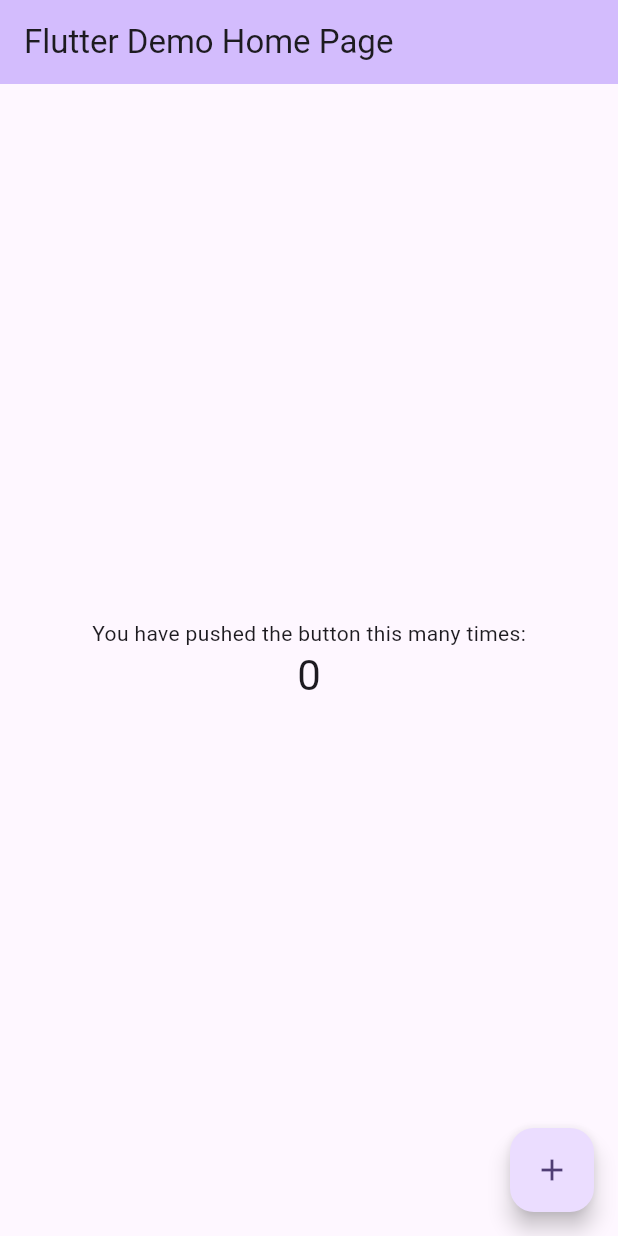
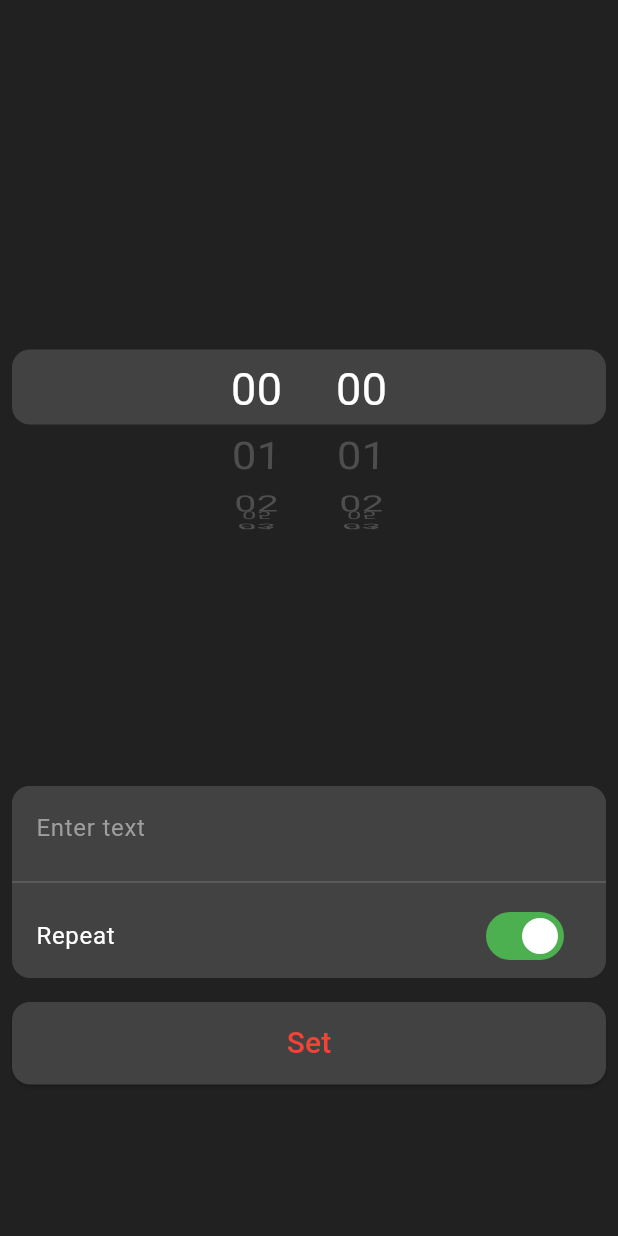
Before and after one commit to phucnn1707/reminder_app, a Flutter app: the screen it shows after launch, on a phone screen of 412 x 824 dp. Run offline on Flutter 3.47's test engine with Material 3 defaults, Android fonts, the phone set to English and light mode, and no system bars.

Commit message:
simple ui

```diff
--- /dev/null
+++ b/lib/homepage.dart
@@ -0,0 +1,200 @@
+// ignore_for_file: prefer_const_constructors
+
+import 'package:flutter/material.dart';
+import 'hours.dart';
+import 'minutes.dart';
+
+class HomePage extends StatefulWidget {
+  const HomePage({Key? key}) : super(key: key);
+
+  @override
+  _HomePageState createState() => _HomePageState();
+}
+
+class _HomePageState extends State<HomePage> {
+  late FixedExtentScrollController _hoursController;
+  late FixedExtentScrollController _minutesController;
+  int _currentHourIndex = 0;
+  int _currentMinuteIndex = 0;
+  bool isSnoozeEnabled = true;
+
+  @override
+  void initState() {
+    super.initState();
+    // Initialize controllers
+    _hoursController = FixedExtentScrollController();
+    _minutesController = FixedExtentScrollController();
+
+    // Add listeners to track the selected item index
+    _hoursController.addListener(() {
+      setState(() {
+        _currentHourIndex = _hoursController.selectedItem;
+      });
+    });
+
+    _minutesController.addListener(() {
+      setState(() {
+        _currentMinuteIndex = _minutesController.selectedItem;
+      });
+    });
+  }
+
+  @override
+  Widget build(BuildContext context) {
+    return Scaffold(
+      backgroundColor: Colors.grey[900],
+      body: Column(
+        children: [
+          Padding(
+            padding: const EdgeInsets.all(8.0),
+            child: Stack(
+              alignment: Alignment.center,
+              children: [
+                // Background for the focused row
+                Positioned.fill(
+                  child: Align(
+                    alignment: Alignment.center,
+                    child: Container(
+                      height: 50,
+                      decoration: BoxDecoration(
+                        color: Colors.grey[800],
+                        borderRadius:
+                            BorderRadius.circular(12), // Add border radius here
+                      ),
+                    ),
+                  ),
+                ),
+
+                Row(
+                  mainAxisAlignment: MainAxisAlignment.center,
+                  children: [
+                    // hours wheel
+                    Container(
+                      height: 500,
+                      width: 60,
+                      child: ListWheelScrollView.useDelegate(
+                        controller: _hoursController,
+                        squeeze: 1,
+                        itemExtent: 50,
+                        perspective: 0.005,
+                        diameterRatio: 0.6,
+                        overAndUnderCenterOpacity: .2,
+                        physics: FixedExtentScrollPhysics(),
+                        childDelegate: ListWheelChildBuilderDelegate(
+                          childCount: 24,
+                          builder: (context, index) {
+                            return Container(
+                              alignment: Alignment.center,
+                              color: Colors.transparent,
+                              child: MyHours(
+                                hours: index,
+                              ),
+                            );
+                          },
+                        ),
+                      ),
+                    ),
+
+                    SizedBox(
+                      width: 10,
+                    ),
+
+                    // minutes wheel
+                    Container(
+                      height: 500,
+                      width: 60,
+                      child: ListWheelScrollView.useDelegate(
+                        controller: _minutesController,
+                        squeeze: 1,
+                        itemExtent: 50,
+                        perspective: 0.005,
+                        diameterRatio: 0.6,
+                        overAndUnderCenterOpacity: .2,
+                        physics: FixedExtentScrollPhysics(),
+                        childDelegate: ListWheelChildBuilderDelegate(
+                          childCount: 60,
+                          builder: (context, index) {
+                            return Container(
+                              alignment: Alignment.center,
+                              color: Colors.transparent,
+                              child: MyMinutes(
+                                mins: index,
+                              ),
+                            );
+                          },
+                        ),
+                      ),
+                    ),
+                  ],
+                ),
+              ],
+            ),
+          ),
+          Padding(
+            padding: const EdgeInsets.all(8.0),
+            child: Container(
+              decoration: BoxDecoration(
+                color: Colors.grey[800],
+                borderRadius: BorderRadius.circular(12),
+              ),
+              child: Column(
+                children: [
+                  TextField(
+                    style: TextStyle(color: Colors.white),
+                    decoration: InputDecoration(
+                      filled: true,
+                      fillColor: Colors.grey[800],
+                      border: OutlineInputBorder(
+                        borderRadius: BorderRadius.circular(12),
+                        borderSide: BorderSide.none,
+                      ),
+                      hintText: 'Enter text',
+                      hintStyle: TextStyle(color: Colors.grey[500]),
+                    ),
+                  ),
+                  Divider(color: Colors.grey[700], thickness: 1),
+                  ListTile(
+                    title: Text("Repeat"),
+                    textColor: Colors.white,
+                    trailing: Switch(
+                      activeColor: Colors.white,
+                      activeTrackColor: Colors.green,
+                      inactiveThumbColor: Colors.white,
+                      inactiveTrackColor: Colors.grey[600],
+                      value: isSnoozeEnabled,
+                      onChanged: (bool value) {
+                        setState(() {
+                          isSnoozeEnabled = value;
+                        });
+                      },
+                    ),
+                  ),
+                ],
+              ),
+            ),
+          ),
+          Padding(
+            padding: const EdgeInsets.all(8.0),
+            child: SizedBox(
+              height: 55,
+              width: double.infinity,
+              child: ElevatedButton(
+                onPressed: () {
+                  // Handle delete alarm
+                },
+                style: ElevatedButton.styleFrom(
+                    backgroundColor: Colors.grey[800],
+                    shape: RoundedRectangleBorder(
+                        borderRadius: BorderRadius.circular(12))),
+                child: Text(
+                  "Set",
+                  style: TextStyle(color: Colors.red, fontSize: 20),
+                ),
+              ),
+            ),
+          ),
+        ],
+      ),
+    );
+  }
+}
--- /dev/null
+++ b/lib/hours.dart
@@ -0,0 +1,27 @@
+// ignore_for_file: prefer_const_constructors
+
+import 'package:flutter/material.dart';
+
+class MyHours extends StatelessWidget {
+  int hours;
+
+  MyHours({required this.hours});
+
+  @override
+  Widget build(BuildContext context) {
+    return Padding(
+      padding: const EdgeInsets.symmetric(vertical: 5.0),
+      child: Container(
+        child: Center(
+          child: Text(
+            hours < 10 ? '0' + hours.toString() : hours.toString(),
+            style: TextStyle(
+              fontSize: 30,
+              color: Colors.white,
+            ),
+          ),
+        ),
+      ),
+    );
+  }
+}
--- a/lib/main.dart
+++ b/lib/main.dart
@@ -1,4 +1,6 @@
 import 'package:flutter/material.dart';
+import 'package:reminder_app/homepage.dart';
+import 'homepage.dart';
 
 void main() {
   runApp(const MyApp());
@@ -7,119 +9,11 @@
 class MyApp extends StatelessWidget {
   const MyApp({super.key});
 
-  // This widget is the root of your application.
   @override
   Widget build(BuildContext context) {
     return MaterialApp(
-      title: 'Flutter Demo',
-      theme: ThemeData(
-        // This is the theme of your application.
-        //
-        // TRY THIS: Try running your application with "flutter run". You'll see
-        // the application has a purple toolbar. Then, without quitting the app,
-        // try changing the seedColor in the colorScheme below to Colors.green
-        // and then invoke "hot reload" (save your changes or press the "hot
-        // reload" button in a Flutter-supported IDE, or press "r" if you used
-        // the command line to start the app).
-        //
-        // Notice that the counter didn't reset back to zero; the application
-        // state is not lost during the reload. To reset the state, use hot
-        // restart instead.
-        //
-        // This works for code too, not just values: Most code changes can be
-        // tested with just a hot reload.
-        colorScheme: ColorScheme.fromSeed(seedColor: Colors.deepPurple),
-        useMaterial3: true,
-      ),
-      home: const MyHomePage(title: 'Flutter Demo Home Page'),
+      debugShowCheckedModeBanner: false,
+      home: HomePage(),
     );
   }
 }
-
-class MyHomePage extends StatefulWidget {
-  const MyHomePage({super.key, required this.title});
-
-  // This widget is the home page of your application. It is stateful, meaning
-  // that it has a State object (defined below) that contains fields that affect
-  // how it looks.
-
-  // This class is the configuration for the state. It holds the values (in this
-  // case the title) provided by the parent (in this case the App widget) and
-  // used by the build method of the State. Fields in a Widget subclass are
-  // always marked "final".
-
-  final String title;
-
-  @override
-  State<MyHomePage> createState() => _MyHomePageState();
-}
-
-class _MyHomePageState extends State<MyHomePage> {
-  int _counter = 0;
-
-  void _incrementCounter() {
-    setState(() {
-      // This call to setState tells the Flutter framework that something has
-      // changed in this State, which causes it to rerun the build method below
-      // so that the display can reflect the updated values. If we changed
-      // _counter without calling setState(), then the build method would not be
-      // called again, and so nothing would appear to happen.
-      _counter++;
-    });
-  }
-
-  @override
-  Widget build(BuildContext context) {
-    // This method is rerun every time setState is called, for instance as done
-    // by the _incrementCounter method above.
-    //
-    // The Flutter framework has been optimized to make rerunning build methods
-    // fast, so that you can just rebuild anything that needs updating rather
-    // than having to individually change instances of widgets.
-    return Scaffold(
-      appBar: AppBar(
-        // TRY THIS: Try changing the color here to a specific color (to
-        // Colors.amber, perhaps?) and trigger a hot reload to see the AppBar
-        // change color while the other colors stay the same.
-        backgroundColor: Theme.of(context).colorScheme.inversePrimary,
-        // Here we take the value from the MyHomePage object that was created by
-        // the App.build method, and use it to set our appbar title.
-        title: Text(widget.title),
-      ),
-      body: Center(
-        // Center is a layout widget. It takes a single child and positions it
-        // in the middle of the parent.
-        child: Column(
-          // Column is also a layout widget. It takes a list of children and
-          // arranges them vertically. By default, it sizes itself to fit its
-          // children horizontally, and tries to be as tall as its parent.
-          //
-          // Column has various properties to control how it sizes itself and
-          // how it positions its children. Here we use mainAxisAlignment to
-          // center the children vertically; the main axis here is the vertical
-          // axis because Columns are vertical (the cross axis would be
-          // horizontal).
-          //
-          // TRY THIS: Invoke "debug painting" (choose the "Toggle Debug Paint"
-          // action in the IDE, or press "p" in the console), to see the
-          // wireframe for each widget.
-          mainAxisAlignment: MainAxisAlignment.center,
-          children: <Widget>[
-            const Text(
-              'You have pushed the button this many times:',
-            ),
-            Text(
-              '$_counter',
-              style: Theme.of(context).textTheme.headlineMedium,
-            ),
-          ],
-        ),
-      ),
-      floatingActionButton: FloatingActionButton(
-        onPressed: _incrementCounter,
-        tooltip: 'Increment',
-        child: const Icon(Icons.add),
-      ), // This trailing comma makes auto-formatting nicer for build methods.
-    );
-  }
-}
--- /dev/null
+++ b/lib/minutes.dart
@@ -0,0 +1,27 @@
+// ignore_for_file: prefer_const_constructors
+
+import 'package:flutter/material.dart';
+
+class MyMinutes extends StatelessWidget {
+  int mins;
+
+  MyMinutes({required this.mins});
+
+  @override
+  Widget build(BuildContext context) {
+    return Padding(
+      padding: const EdgeInsets.symmetric(vertical: 5.0),
+      child: Container(
+        child: Center(
+          child: Text(
+            mins < 10 ? '0' + mins.toString() : mins.toString(),
+            style: TextStyle(
+              fontSize: 30,
+              color: Colors.white,
+            ),
+          ),
+        ),
+      ),
+    );
+  }
+}
```
